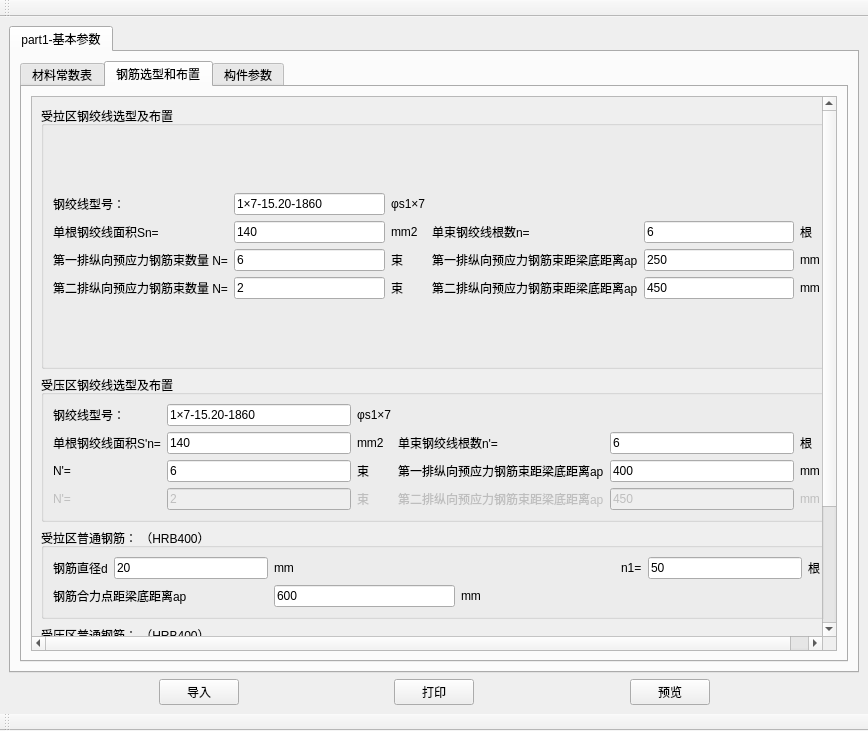
americanvain/qt-arc, file arcuifile.ui: the form before one commit.
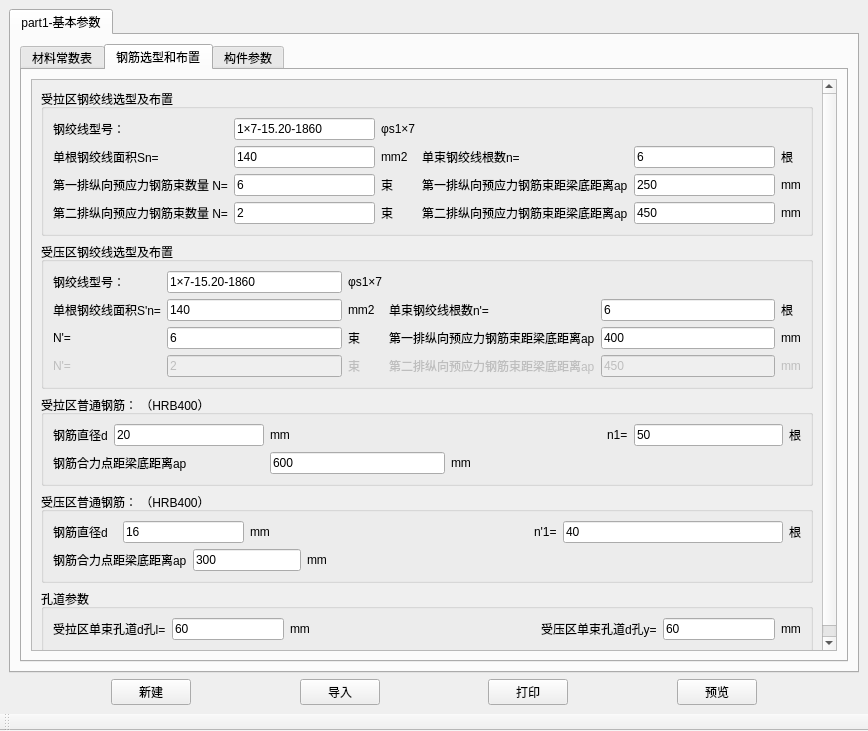
The form after the commit. The open tabs and pages were chosen to show the change.

```diff
--- a/arcuifile.ui
+++ b/arcuifile.ui
@@ -397,19 +397,19 @@
              <attribute name="title">
               <string>钢筋选型和布置</string>
              </attribute>
-             <layout class="QVBoxLayout" name="verticalLayout_11">
+             <layout class="QHBoxLayout" name="horizontalLayout_7">
               <item>
                <widget class="QScrollArea" name="scrollArea_3">
                 <property name="widgetResizable">
-                 <bool>false</bool>
+                 <bool>true</bool>
                 </property>
                 <widget class="QWidget" name="scrollAreaWidgetContents_4">
                  <property name="geometry">
                   <rect>
                    <x>0</x>
                    <y>0</y>
-                   <width>809</width>
-                   <height>697</height>
+                   <width>798</width>
+                   <height>558</height>
                   </rect>
                  </property>
                  <layout class="QVBoxLayout" name="verticalLayout_10">
@@ -1279,6 +1279,26 @@
     </item>
     <item>
      <layout class="QHBoxLayout" name="horizontalLayout_3">
+      <item>
+       <spacer name="horizontalSpacer_13">
+        <property name="orientation">
+         <enum>Qt::Horizontal</enum>
+        </property>
+        <property name="sizeHint" stdset="0">
+         <size>
+          <width>40</width>
+          <height>20</height>
+         </size>
+        </property>
+       </spacer>
+      </item>
+      <item>
+       <widget class="QPushButton" name="pushButton_4">
+        <property name="text">
+         <string>新建</string>
+        </property>
+       </widget>
+      </item>
       <item>
        <spacer name="horizontalSpacer_10">
         <property name="orientation">
@@ -1377,17 +1397,6 @@
     <bool>false</bool>
    </attribute>
   </widget>
-  <widget class="QToolBar" name="toolBar_2">
-   <property name="windowTitle">
-    <string>toolBar_2</string>
-   </property>
-   <attribute name="toolBarArea">
-    <enum>TopToolBarArea</enum>
-   </attribute>
-   <attribute name="toolBarBreak">
-    <bool>false</bool>
-   </attribute>
-  </widget>
  </widget>
  <resources/>
  <connections/>
```
Left out of the diff: 2 changed lines with no effect on the pictures.
